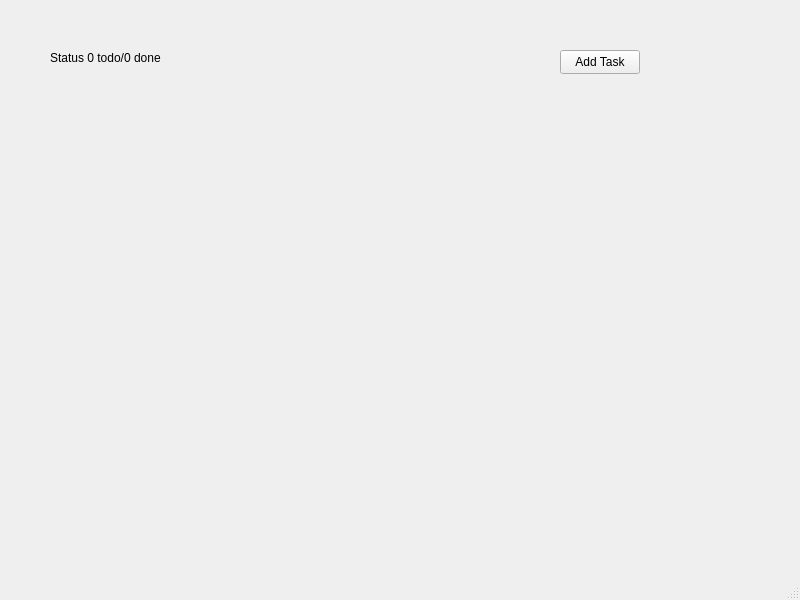
Above: mainwindow.ui from meteistar/ToDoApp before the change. Below: the same form after it.
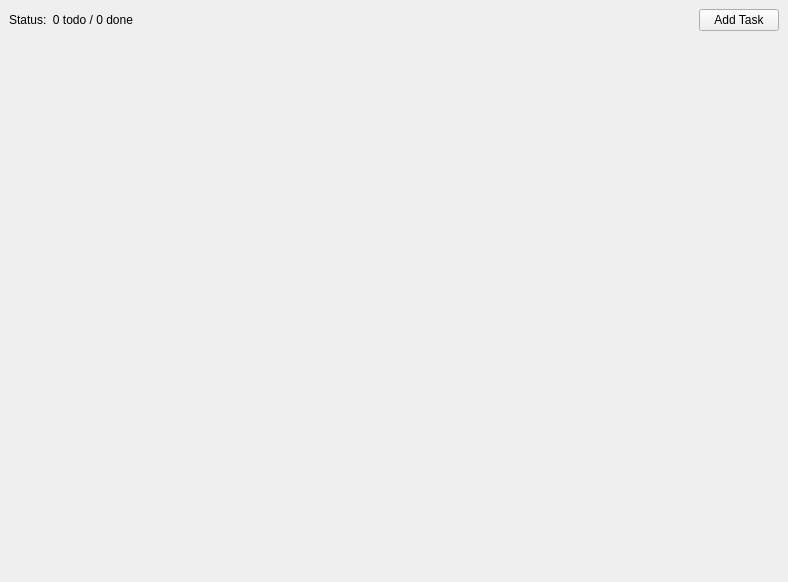
That is the form after the change.

```diff
--- a/mainwindow.ui
+++ b/mainwindow.ui
@@ -6,52 +6,64 @@
    <rect>
     <x>0</x>
     <y>0</y>
-    <width>800</width>
-    <height>600</height>
+    <width>788</width>
+    <height>582</height>
    </rect>
   </property>
   <property name="windowTitle">
    <string>MainWindow</string>
   </property>
   <widget class="QWidget" name="centralwidget">
+   <layout class="QVBoxLayout" name="verticalLayout">
+    <item>
+     <layout class="QHBoxLayout" name="horizontalLayout">
+      <item>
    <widget class="QLabel" name="statusLabel">
-    <property name="geometry">
-     <rect>
-      <x>50</x>
-      <y>50</y>
-      <width>141</width>
-      <height>16</height>
-     </rect>
-    </property>
     <property name="text">
-     <string>Status 0 todo/0 done</string>
-    </property>
-   </widget>
+         <string>Status:  0 todo / 0 done</string>
+        </property>
+       </widget>
+      </item>
+      <item>
+       <spacer name="horizontalSpacer">
+        <property name="orientation">
+         <enum>Qt::Horizontal</enum>
+        </property>
+        <property name="sizeHint" stdset="0">
+         <size>
+          <width>40</width>
+          <height>20</height>
+         </size>
+        </property>
+       </spacer>
+      </item>
+      <item>
    <widget class="QPushButton" name="addtaskButton">
-    <property name="geometry">
-     <rect>
-      <x>560</x>
-      <y>50</y>
-      <width>80</width>
-      <height>24</height>
-     </rect>
-    </property>
     <property name="text">
      <string>Add Task</string>
     </property>
    </widget>
-  </widget>
-  <widget class="QMenuBar" name="menubar">
-   <property name="geometry">
-    <rect>
-     <x>0</x>
-     <y>0</y>
-     <width>800</width>
-     <height>21</height>
-    </rect>
-   </property>
+      </item>
+     </layout>
+    </item>
+    <item>
+     <layout class="QVBoxLayout" name="tasksLayout"/>
+    </item>
+    <item>
+     <spacer name="verticalSpacer">
+      <property name="orientation">
+       <enum>Qt::Vertical</enum>
+      </property>
+      <property name="sizeHint" stdset="0">
+       <size>
+        <width>20</width>
+        <height>40</height>
+       </size>
+      </property>
+     </spacer>
+    </item>
+   </layout>
   </widget>
-  <widget class="QStatusBar" name="statusbar"/>
  </widget>
  <resources/>
  <connections/>
```
Left out of the diff: 2 changed lines with no effect on the pictures. Lines whose indentation alone changed are shown as unchanged.
